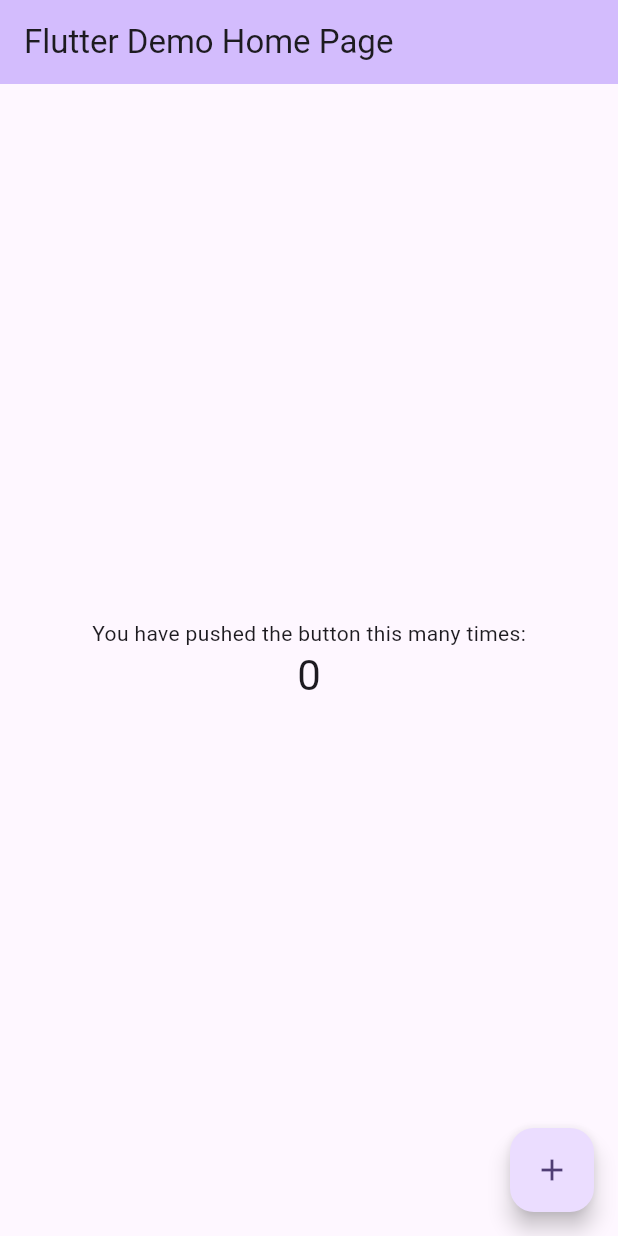
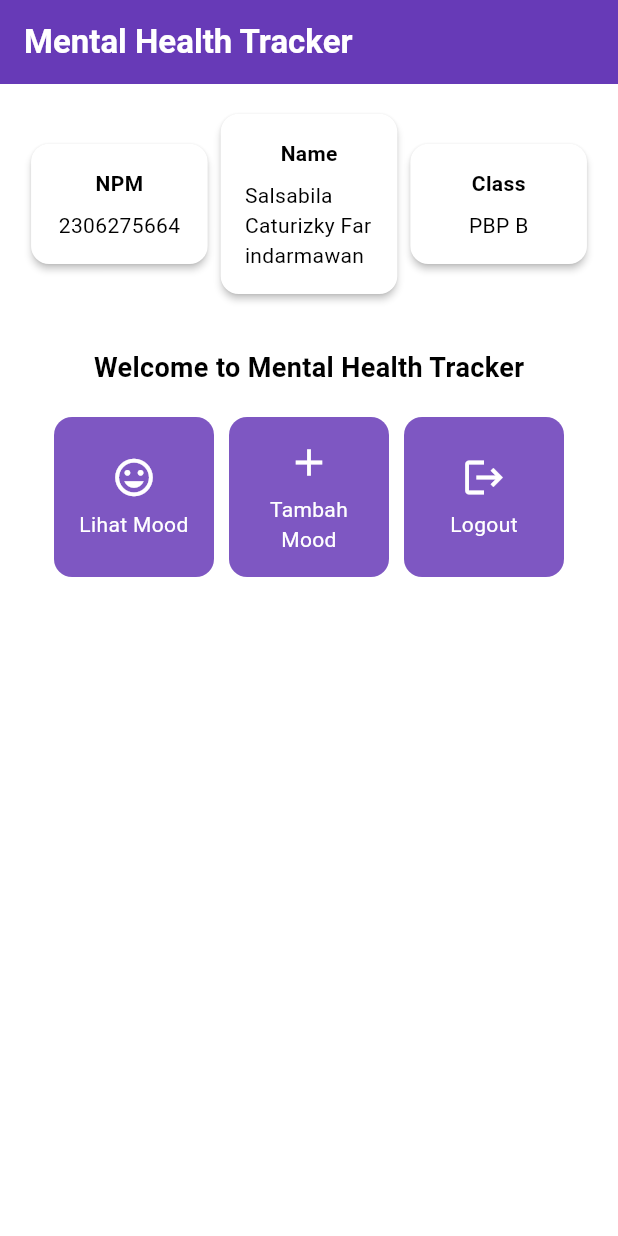
Before and after one commit to salsabilactrzky/mental-health-tracker-mobile, a Flutter app: the screen it shows after launch, on a phone screen of 412 x 824 dp. Run offline on Flutter 3.47's test engine with Material 3 defaults, Android fonts, the phone set to English and light mode, and no system bars.

Commit message:
Tutorial 6

```diff
--- a/lib/main.dart
+++ b/lib/main.dart
@@ -1,4 +1,5 @@
 import 'package:flutter/material.dart';
+import 'package:mental_health_tracker/menu.dart';
 
 void main() {
   runApp(const MyApp());
@@ -28,98 +29,12 @@ class MyApp extends StatelessWidget {
         //
         // This works for code too, not just values: Most code changes can be
         // tested with just a hot reload.
-        colorScheme: ColorScheme.fromSeed(seedColor: Colors.deepPurple),
+        colorScheme: ColorScheme.fromSwatch(
+        primarySwatch: Colors.deepPurple,
+        ).copyWith(secondary: Colors.deepPurple[400]),
         useMaterial3: true,
       ),
-      home: const MyHomePage(title: 'Flutter Demo Home Page'),
+      home: MyHomePage(),
     );
   }
 }
-
-class MyHomePage extends StatefulWidget {
-  const MyHomePage({super.key, required this.title});
-
-  // This widget is the home page of your application. It is stateful, meaning
-  // that it has a State object (defined below) that contains fields that affect
-  // how it looks.
-
-  // This class is the configuration for the state. It holds the values (in this
-  // case the title) provided by the parent (in this case the App widget) and
-  // used by the build method of the State. Fields in a Widget subclass are
-  // always marked "final".
-
-  final String title;
-
-  @override
-  State<MyHomePage> createState() => _MyHomePageState();
-}
-
-class _MyHomePageState extends State<MyHomePage> {
-  int _counter = 0;
-
-  void _incrementCounter() {
-    setState(() {
-      // This call to setState tells the Flutter framework that something has
-      // changed in this State, which causes it to rerun the build method below
-      // so that the display can reflect the updated values. If we changed
-      // _counter without calling setState(), then the build method would not be
-      // called again, and so nothing would appear to happen.
-      _counter++;
-    });
-  }
-
-  @override
-  Widget build(BuildContext context) {
-    // This method is rerun every time setState is called, for instance as done
-    // by the _incrementCounter method above.
-    //
-    // The Flutter framework has been optimized to make rerunning build methods
-    // fast, so that you can just rebuild anything that needs updating rather
-    // than having to individually change instances of widgets.
-    return Scaffold(
-      appBar: AppBar(
-        // TRY THIS: Try changing the color here to a specific color (to
-        // Colors.amber, perhaps?) and trigger a hot reload to see the AppBar
-        // change color while the other colors stay the same.
-        backgroundColor: Theme.of(context).colorScheme.inversePrimary,
-        // Here we take the value from the MyHomePage object that was created by
-        // the App.build method, and use it to set our appbar title.
-        title: Text(widget.title),
-      ),
-      body: Center(
-        // Center is a layout widget. It takes a single child and positions it
-        // in the middle of the parent.
-        child: Column(
-          // Column is also a layout widget. It takes a list of children and
-          // arranges them vertically. By default, it sizes itself to fit its
-          // children horizontally, and tries to be as tall as its parent.
-          //
-          // Column has various properties to control how it sizes itself and
-          // how it positions its children. Here we use mainAxisAlignment to
-          // center the children vertically; the main axis here is the vertical
-          // axis because Columns are vertical (the cross axis would be
-          // horizontal).
-          //
-          // TRY THIS: Invoke "debug painting" (choose the "Toggle Debug Paint"
-          // action in the IDE, or press "p" in the console), to see the
-          // wireframe for each widget.
-          mainAxisAlignment: MainAxisAlignment.center,
-          children: <Widget>[
-            const Text(
-              'You have pushed the button this many times:',
-            ),
-            Text(
-              '$_counter',
-              style: Theme.of(context).textTheme.headlineMedium,
-            ),
-          ],
-        ),
-      ),
-      floatingActionButton: FloatingActionButton(
-        onPressed: _incrementCounter,
-        tooltip: 'Increment',
-        child: const Icon(Icons.add),
-      ), // This trailing comma makes auto-formatting nicer for build methods.
-    );
-  }
-}
--- /dev/null
+++ b/lib/menu.dart
@@ -0,0 +1,188 @@
+import 'package:flutter/material.dart';
+
+class MyHomePage extends StatelessWidget {
+final String npm = '2306275664'; // NPM
+    final String name = 'Salsabila Caturizky Farindarmawan'; // Nama
+    final String className = 'PBP B'; // Kelas
+
+    final List<ItemHomepage> items = [
+         ItemHomepage("Lihat Mood", Icons.mood),
+         ItemHomepage("Tambah Mood", Icons.add),
+         ItemHomepage("Logout", Icons.logout),
+     ];
+
+  MyHomePage({super.key});
+
+  @override
+  Widget build(BuildContext context) {
+    // Scaffold menyediakan struktur dasar halaman dengan AppBar dan body.
+    return Scaffold(
+      // AppBar adalah bagian atas halaman yang menampilkan judul.
+      appBar: AppBar(
+        // Judul aplikasi "Mental Health Tracker" dengan teks putih dan tebal.
+        title: const Text(
+          'Mental Health Tracker',
+          style: TextStyle(
+            color: Colors.white,
+            fontWeight: FontWeight.bold,
+          ),
+        ),
+        // Warna latar belakang AppBar diambil dari skema warna tema aplikasi.
+        backgroundColor: Theme.of(context).colorScheme.primary,
+      ),
+      // Body halaman dengan padding di sekelilingnya.
+      body: Padding(
+        padding: const EdgeInsets.all(16.0),
+        // Menyusun widget secara vertikal dalam sebuah kolom.
+        child: Column(
+          crossAxisAlignment: CrossAxisAlignment.center,
+          children: [
+            // Row untuk menampilkan 3 InfoCard secara horizontal.
+            Row(
+              mainAxisAlignment: MainAxisAlignment.spaceEvenly,
+              children: [
+                InfoCard(title: 'NPM', content: npm),
+                InfoCard(title: 'Name', content: name),
+                InfoCard(title: 'Class', content: className),
+              ],
+            ),
+
+            // Memberikan jarak vertikal 16 unit.
+            const SizedBox(height: 16.0),
+
+            // Menempatkan widget berikutnya di tengah halaman.
+            Center(
+              child: Column(
+                // Menyusun teks dan grid item secara vertikal.
+
+                children: [
+                  // Menampilkan teks sambutan dengan gaya tebal dan ukuran 18.
+                  const Padding(
+                    padding: EdgeInsets.only(top: 16.0),
+                    child: Text(
+                      'Welcome to Mental Health Tracker',
+                      style: TextStyle(
+                        fontWeight: FontWeight.bold,
+                        fontSize: 18.0,
+                      ),
+                    ),
+                  ),
+
+                  // Grid untuk menampilkan ItemCard dalam bentuk grid 3 kolom.
+                  GridView.count(
+                    primary: true,
+                    padding: const EdgeInsets.all(20),
+                    crossAxisSpacing: 10,
+                    mainAxisSpacing: 10,
+                    crossAxisCount: 3,
+                    // Agar grid menyesuaikan tinggi kontennya.
+                    shrinkWrap: true,
+
+                    // Menampilkan ItemCard untuk setiap item dalam list items.
+                    children: items.map((ItemHomepage item) {
+                      return ItemCard(item);
+                    }).toList(),
+                  ),
+                ],
+              ),
+            ),
+          ],
+        ),
+      ),
+    );
+  }
+}
+
+class InfoCard extends StatelessWidget {
+  // Kartu informasi yang menampilkan title dan content.
+
+  final String title;  // Judul kartu.
+  final String content;  // Isi kartu.
+
+  const InfoCard({super.key, required this.title, required this.content});
+
+  @override
+  Widget build(BuildContext context) {
+    return Card(
+      // Membuat kotak kartu dengan bayangan dibawahnya.
+      elevation: 2.0,
+      child: Container(
+        // Mengatur ukuran dan jarak di dalam kartu.
+        width: MediaQuery.of(context).size.width / 3.5, // menyesuaikan dengan lebar device yang digunakan.
+        padding: const EdgeInsets.all(16.0),
+        // Menyusun title dan content secara vertikal.
+        child: Column(
+          children: [
+            Text(
+              title,
+              style: const TextStyle(fontWeight: FontWeight.bold),
+            ),
+            const SizedBox(height: 8.0),
+            Text(content),
+          ],
+        ),
+      ),
+    );
+  }
+}
+
+ class ItemHomepage {
+     final String name;
+     final IconData icon;
+
+     ItemHomepage(this.name, this.icon);
+ }
+
+class ItemCard extends StatelessWidget {
+  // Menampilkan kartu dengan ikon dan nama.
+
+  final ItemHomepage item;
+
+  const ItemCard(this.item, {super.key});
+
+  @override
+  Widget build(BuildContext context) {
+    return Material(
+      // Menentukan warna latar belakang dari tema aplikasi.
+      color: Theme.of(context).colorScheme.secondary,
+      // Membuat sudut kartu melengkung.
+      borderRadius: BorderRadius.circular(12),
+
+      child: InkWell(
+        // Aksi ketika kartu ditekan.
+        onTap: () {
+          // Menampilkan pesan SnackBar saat kartu ditekan.
+          ScaffoldMessenger.of(context)
+            ..hideCurrentSnackBar()
+            ..showSnackBar(
+              SnackBar(content: Text("Kamu telah menekan tombol ${item.name}!"))
+            );
+        },
+        // Container untuk menyimpan Icon dan Text
+        child: Container(
+          padding: const EdgeInsets.all(8),
+          child: Center(
+            child: Column(
+              // Menyusun ikon dan teks di tengah kartu.
+              mainAxisAlignment: MainAxisAlignment.center,
+              children: [
+                Icon(
+                  item.icon,
+                  color: Colors.white,
+                  size: 30.0,
+                ),
+                const Padding(padding: EdgeInsets.all(3)),
+                Text(
+                  item.name,
+                  textAlign: TextAlign.center,
+                  style: const TextStyle(color: Colors.white),
+                ),
+              ],
+            ),
+          ),
+        ),
+      ),
+    );
+  }
+
+}
```
